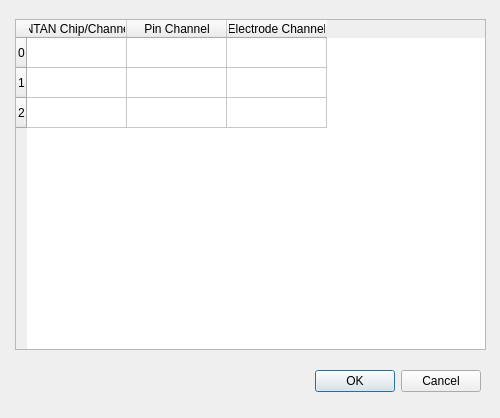
This is ChanMapping.ui in acorver/SpikeGL as Qt 5 draws it before an edit. The edited form follows.
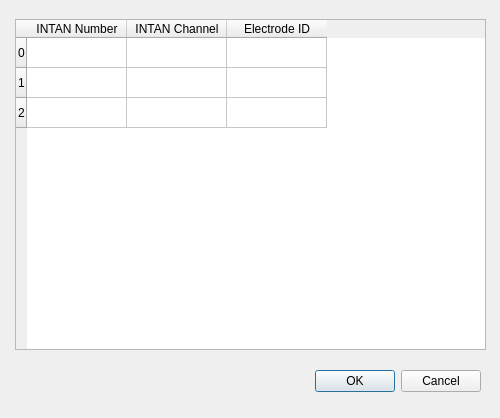
This is the edited form.

```diff
--- a/ChanMapping.ui
+++ b/ChanMapping.ui
@@ -53,18 +53,18 @@
     </property>
    </row>
    <column>
-    <property name="text" >
-     <string>INTAN Chip/Channel</string>
+    <property name="text">
+     <string>INTAN Number</string>
     </property>
    </column>
    <column>
-    <property name="text" >
-     <string>Pin Channel</string>
+    <property name="text">
+     <string>INTAN Channel</string>
     </property>
    </column>
    <column>
-    <property name="text" >
-     <string>Electrode Channel</string>
+    <property name="text">
+     <string>Electrode ID</string>
     </property>
    </column>
   </widget>
```
Left out of the diff: 35 changed lines with no effect on the pictures.
